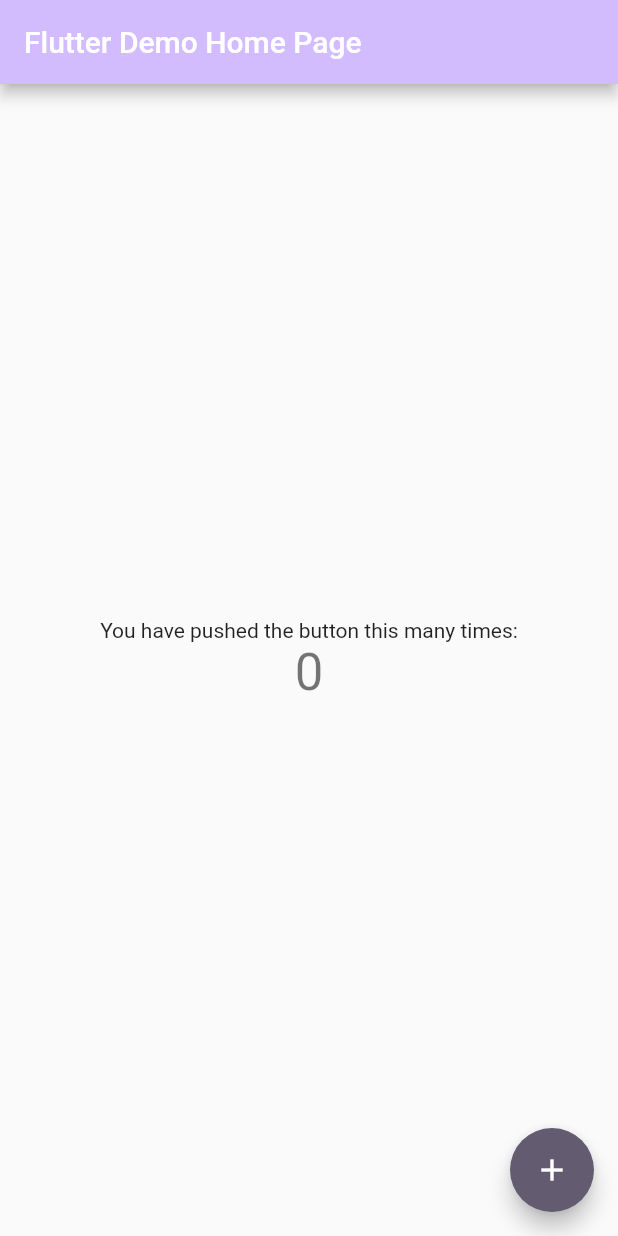
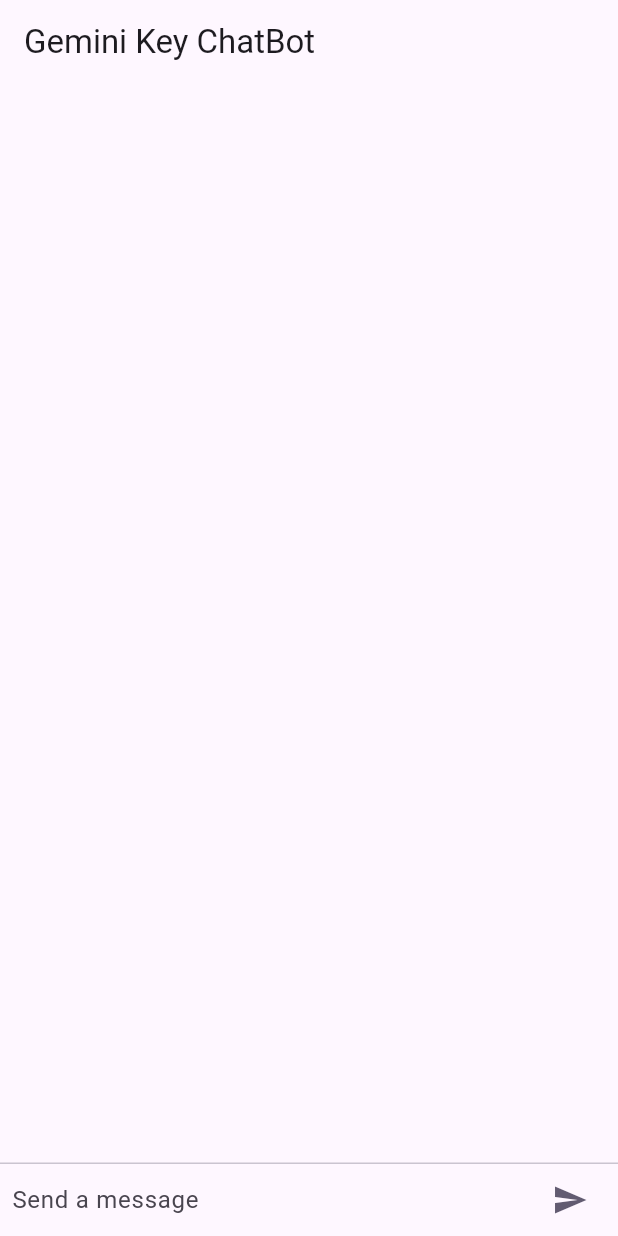
Before and after one commit to Dhinesh4668/chat_bot-flutter, a Flutter app: the screen it shows after launch, on a phone screen of 412 x 824 dp. Run offline on Flutter 3.47's test engine with Material 3 defaults, Android fonts, the phone set to English and light mode, and no system bars.

Commit message:
date time data filter fix

```diff
--- a/lib/main.dart
+++ b/lib/main.dart
@@ -1,126 +1,189 @@
 import 'package:flutter/material.dart';
-import 'package:chat_bot/utils/env.dart'
+import 'package:http/http.dart' as http;
+import 'dart:convert';
+
 void main() {
-  runApp(const MyApp());
+  runApp(ChatBotApp());
 }
 
-class MyApp extends StatelessWidget {
-  const MyApp({super.key});
-
-  // This widget is the root of your application.
+class ChatBotApp extends StatelessWidget {
   @override
   Widget build(BuildContext context) {
     return MaterialApp(
-      title: 'Flutter Demo',
+      title: 'Gemini Key ChatBot',
       theme: ThemeData(
-        // This is the theme of your application.
-        //
-        // TRY THIS: Try running your application with "flutter run". You'll see
-        // the application has a purple toolbar. Then, without quitting the app,
-        // try changing the seedColor in the colorScheme below to Colors.green
-        // and then invoke "hot reload" (save your changes or press the "hot
-        // reload" button in a Flutter-supported IDE, or press "r" if you used
-        // the command line to start the app).
-        //
-        // Notice that the counter didn't reset back to zero; the application
-        // state is not lost during the reload. To reset the state, use hot
-        // restart instead.
-        //
-        // This works for code too, not just values: Most code changes can be
-        // tested with just a hot reload.
-        colorScheme: ColorScheme.fromSeed(seedColor: Colors.deepPurple),
-
-        useMaterial3: false,
+        primarySwatch: Colors.blue,
       ),
-      home: const MyHomePage(title: 'Flutter Demo Home Page'),
+      home: ChatScreen(),
     );
   }
 }
 
-class MyHomePage extends StatefulWidget {
-  const MyHomePage({super.key, required this.title});
-
-  // This widget is the home page of your application. It is stateful, meaning
-  // that it has a State object (defined below) that contains fields that affect
-  // how it looks.
-
-  // This class is the configuration for the state. It holds the values (in this
-  // case the title) provided by the parent (in this case the App widget) and
-  // used by the build method of the State. Fields in a Widget subclass are
-  // always marked "final".
-
-  final String title;
-
+class ChatScreen extends StatefulWidget {
   @override
-  State<MyHomePage> createState() => _MyHomePageState();
+  _ChatScreenState createState() => _ChatScreenState();
 }
 
-class _MyHomePageState extends State<MyHomePage> {
-  int _counter = 0;
+class _ChatScreenState extends State<ChatScreen> {
+  TextEditingController messageController = TextEditingController();
+  List<Map<String, dynamic>> messages = [];
 
-  void _incrementCounter() {
+  final String apiKey = 'AIzaSyCiRpyTI2mKc2ZCn9pSRUYU8Jl4tSVjCZ8';
+  final String geminiKeyEndpoint = 'https://api.geminikey.com/parse';
+
+  void sendMessage(String messageText) async {
+    messageController.clear();
     setState(() {
-      // This call to setState tells the Flutter framework that something has
-      // changed in this State, which causes it to rerun the build method below
-      // so that the display can reflect the updated values. If we changed
-      // _counter without calling setState(), then the build method would not be
-      // called again, and so nothing would appear to happen.
-      _counter++;
+      messages.add({
+        'text': messageText,
+        'sender': 'user',
+      });
     });
+
+    final response = await http.post(
+      Uri.parse(geminiKeyEndpoint),
+      headers: {
+        'Content-Type': 'application/json',
+        'Authorization': 'Bearer $apiKey',
+      },
+      body: jsonEncode({'query': messageText}),
+    );
+
+    if (response.statusCode == 200) {
+      Map<String, dynamic> data = jsonDecode(response.body);
+      String botResponse = data['response']['text'];
+      setState(() {
+        messages.add({
+          'text': botResponse,
+          'sender': 'bot',
+        });
+      });
+    } else {
+      print('Failed to fetch response');
+    }
   }
 
   @override
   Widget build(BuildContext context) {
-    // This method is rerun every time setState is called, for instance as done
-    // by the _incrementCounter method above.
-    //
-    // The Flutter framework has been optimized to make rerunning build methods
-    // fast, so that you can just rebuild anything that needs updating rather
-    // than having to individually change instances of widgets.
     return Scaffold(
       appBar: AppBar(
-        // TRY THIS: Try changing the color here to a specific color (to
-        // Colors.amber, perhaps?) and trigger a hot reload to see the AppBar
-        // change color while the other colors stay the same.
-        backgroundColor: Theme.of(context).colorScheme.inversePrimary,
-        // Here we take the value from the MyHomePage object that was created by
-        // the App.build method, and use it to set our appbar title.
-        title: Text(widget.title),
+        title: Text('Gemini Key ChatBot'),
       ),
-      body: Center(
-        // Center is a layout widget. It takes a single child and positions it
-        // in the middle of the parent.
-        child: Column(
-          // Column is also a layout widget. It takes a list of children and
-          // arranges them vertically. By default, it sizes itself to fit its
-          // children horizontally, and tries to be as tall as its parent.
-          //
-          // Column has various properties to control how it sizes itself and
-          // how it positions its children. Here we use mainAxisAlignment to
-          // center the children vertically; the main axis here is the vertical
-          // axis because Columns are vertical (the cross axis would be
-          // horizontal).
-          //
-          // TRY THIS: Invoke "debug painting" (choose the "Toggle Debug Paint"
-          // action in the IDE, or press "p" in the console), to see the
-          // wireframe for each widget.
-          mainAxisAlignment: MainAxisAlignment.center,
+      body: Column(
+        children: <Widget>[
+          Expanded(
+            child: ListView.builder(
+              reverse: true,
+              itemCount: messages.length,
+              itemBuilder: (context, index) {
+                return MessageBubble(
+                  text: messages[index]['text'],
+                  sender: messages[index]['sender'],
+                );
+              },
+            ),
+          ),
+          Divider(height: 1.0),
+          Container(
+            decoration: BoxDecoration(color: Theme.of(context).cardColor),
+            child: _buildMessageComposer(),
+          ),
+        ],
+      ),
+    );
+  }
+
+  Widget _buildMessageComposer() {
+    return IconTheme(
+      data: IconThemeData(color: Theme.of(context).accentColor),
+      child: Container(
+        margin: EdgeInsets.symmetric(horizontal: 8.0),
+        child: Row(
           children: <Widget>[
-            const Text(
-              'You have pushed the button this many times:',
+            Expanded(
+              child: TextField(
+                controller: messageController,
+                textCapitalization: TextCapitalization.sentences,
+                onChanged: (value) {},
+                decoration: InputDecoration.collapsed(
+                  hintText: "Send a message",
+                ),
+              ),
             ),
-            Text(
-              '$_counter',
-              style: Theme.of(context).textTheme.headlineMedium,
+            IconButton(
+              icon: Icon(Icons.send),
+              onPressed: () {
+                if (messageController.text.isNotEmpty) {
+                  sendMessage(messageController.text);
+                }
+              },
             ),
           ],
         ),
       ),
-      floatingActionButton: FloatingActionButton(
-        onPressed: _incrementCounter,
-        tooltip: 'Increment',
-        child: const Icon(Icons.add),
-      ), // This trailing comma makes auto-formatting nicer for build methods.
     );
   }
 }
+
+class MessageBubble extends StatelessWidget {
+  final String text;
+  final String sender;
+
+  MessageBubble({required this.text, required this.sender});
+
+  @override
+  Widget build(BuildContext context) {
+    return Padding(
+      padding: EdgeInsets.all(8.0),
+      child: Row(
+        mainAxisAlignment:
+            sender == 'bot' ? MainAxisAlignment.start : MainAxisAlignment.end,
+        children: <Widget>[
+          sender == 'bot' ? _buildBotAvatar() : Container(),
+          Expanded(
+            child: Column(
+              crossAxisAlignment: sender == 'bot'
+                  ? CrossAxisAlignment.start
+                  : CrossAxisAlignment.end,
+              children: <Widget>[
+                Text(
+                  sender == 'bot' ? 'Bot' : 'You',
+                  style: TextStyle(fontWeight: FontWeight.bold),
+                ),
+                Container(
+                  margin: EdgeInsets.only(top: 5.0),
+                  padding: EdgeInsets.all(10.0),
+                  decoration: BoxDecoration(
+                    color: sender == 'bot'
+                        ? Colors.grey[300]
+                        : Theme.of(context).accentColor,
+                    borderRadius: BorderRadius.circular(10.0),
+                  ),
+                  child: Text(
+                    text,
+                    style: TextStyle(color: Colors.black),
+                  ),
+                ),
+              ],
+            ),
+          ),
+          sender == 'user' ? _buildUserAvatar() : Container(),
+        ],
+      ),
+    );
+  }
+
+  Widget _buildBotAvatar() {
+    return CircleAvatar(
+      child: Text('B'),
+      backgroundColor: Colors.blueGrey,
+    );
+  }
+
+  Widget _buildUserAvatar() {
+    return CircleAvatar(
+      child: Text('U'),
+      backgroundColor: Colors.blue,
+    );
+  }
+}
```
